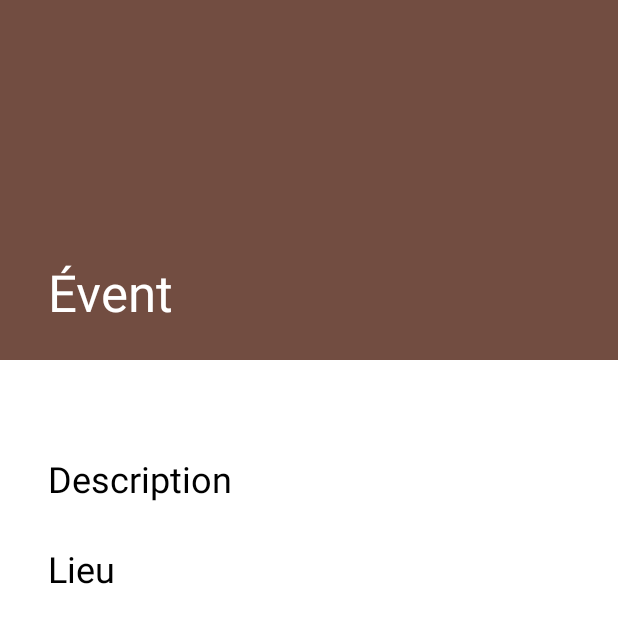
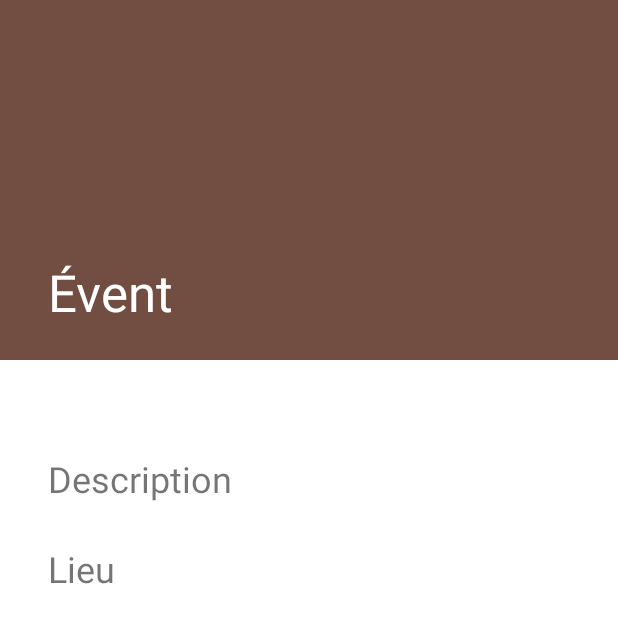
Before and after one commit to ptlc8/ListeWanted, an Android app: the EventActivity screen opened directly, with no data from a screen before it, on a phone screen of 412 x 824 dp. Shown: the top 623 px of the screen. Run offline under Robolectric (Android 15) with nearby library versions, the phone set to English and light mode, and no system bars; pictures from the network do not load.

Commit message:
fix bug de couleurs de texte

```diff
--- a/app/src/main/res/layout/activity_event.xml
+++ b/app/src/main/res/layout/activity_event.xml
@@ -32,8 +32,7 @@
                 android:id="@+id/toolbar"
                 android:layout_width="match_parent"
                 android:layout_height="?attr/actionBarSize"
-                app:layout_collapseMode="pin"
-                app:popupTheme="@style/Theme.ListeWanted.PopupOverlay" />
+                app:layout_collapseMode="pin" />
         </com.google.android.material.appbar.CollapsingToolbarLayout>
     </com.google.android.material.appbar.AppBarLayout>
 
@@ -54,13 +53,11 @@
                 <TextView
                     android:id="@+id/date"
                     android:layout_width="match_parent"
-                    android:layout_height="wrap_content"
-                    android:textColor="@color/black" />
+                    android:layout_height="wrap_content" />
                 <TextView
                     android:id="@+id/time"
                     android:layout_width="match_parent"
-                    android:layout_height="wrap_content"
-                    android:textColor="@color/black" />
+                    android:layout_height="wrap_content" />
             </LinearLayout>
             <LinearLayout
                 android:id="@+id/description"
@@ -74,13 +71,11 @@
                     android:layout_marginTop="8dp"
                     android:layout_marginStart="16dp"
                     android:textSize="24sp"
-                    android:textColor="@color/black"
                     android:text="@string/description" />
                 <TextView
                     android:id="@+id/text_description"
                     android:layout_width="wrap_content"
-                    android:layout_height="wrap_content"
-                    android:textColor="@color/black" />
+                    android:layout_height="wrap_content" />
             </LinearLayout>
             <LinearLayout
                 android:id="@+id/place"
@@ -94,13 +89,11 @@
                     android:layout_marginTop="8dp"
                     android:layout_marginStart="16dp"
                     android:textSize="24sp"
-                    android:textColor="@color/black"
                     android:text="@string/place" />
                 <TextView
                     android:id="@+id/text_place"
                     android:layout_width="wrap_content"
-                    android:layout_height="wrap_content"
-                    android:textColor="@color/black" />
+                    android:layout_height="wrap_content" />
             </LinearLayout>
         </LinearLayout>
     </androidx.core.widget.NestedScrollView>
--- a/app/src/main/res/values-night/themes.xml
+++ b/app/src/main/res/values-night/themes.xml
@@ -11,7 +11,10 @@
         <item name="colorOnSecondary">@color/white</item>
         <!-- Status bar color. -->
         <item name="android:statusBarColor" tools:targetApi="l">@color/dark_color</item>
+    </style>
+    <style name="Theme.ListeWanted.Main" parent="Theme.ListeWanted">
         <!-- Text color -->
+        <!--<item name="color">@color/white</item>-->
         <item name="android:textColor">@color/white</item>
     </style>
 </resources>
--- a/app/src/main/res/values/themes.xml
+++ b/app/src/main/res/values/themes.xml
@@ -11,16 +11,18 @@
         <item name="colorOnSecondary">@color/black</item>
         <!-- Status bar color. -->
         <item name="android:statusBarColor" tools:targetApi="l">@color/dark_color</item>
-        <!-- Text color -->
-        <item name="android:textColor">@color/white</item>
     </style>
 
-    <style name="Theme.ListeWanted.NoActionBar">
+    <style name="Theme.ListeWanted.NoActionBar" parent="Theme.ListeWanted">
         <item name="windowActionBar">false</item>
         <item name="windowNoTitle">true</item>
     </style>
 
     <style name="Theme.ListeWanted.AppBarOverlay" parent="ThemeOverlay.AppCompat.Dark.ActionBar" />
 
-    <style name="Theme.ListeWanted.PopupOverlay" parent="ThemeOverlay.AppCompat.Light" />
+    <style name="Theme.ListeWanted.Main" parent="Theme.ListeWanted">
+        <!-- Text color -->
+        <item name="android:textColor">@color/white</item>
+    </style>
+
 </resources>
```
Also changed, not shown: app/src/main/AndroidManifest.xml (+14 -13 lines), app/src/main/res/layout/activity_partnership.xml (+5 -7 lines).
